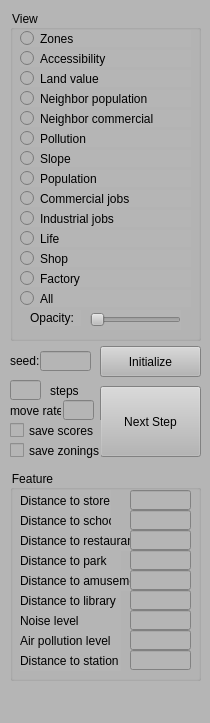
Qt form ZoningSim/ControlWidget.ui (gnishida/ZoningSim) before a commit.
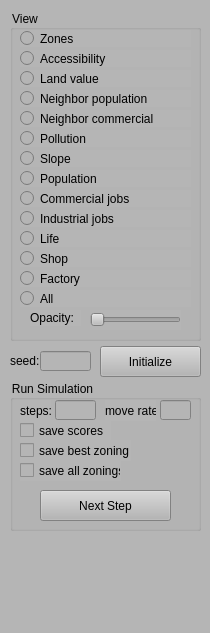
The same form after that commit.

Patch:
```diff
--- a/ZoningSim/ControlWidget.ui
+++ b/ZoningSim/ControlWidget.ui
@@ -7,7 +7,7 @@
     <x>0</x>
     <y>0</y>
     <width>210</width>
-    <height>723</height>
+    <height>633</height>
    </rect>
   </property>
   <property name="minimumSize">
@@ -20,253 +20,6 @@
    <string notr="true">background-color: rgb(181, 181, 181);</string>
   </property>
   <widget class="QWidget" name="dockWidgetContents">
-   <widget class="QGroupBox" name="groupBox">
-    <property name="geometry">
-     <rect>
-      <x>10</x>
-      <y>470</y>
-      <width>191</width>
-      <height>211</height>
-     </rect>
-    </property>
-    <property name="title">
-     <string>Feature</string>
-    </property>
-    <widget class="QLabel" name="label">
-     <property name="geometry">
-      <rect>
-       <x>10</x>
-       <y>20</y>
-       <width>91</width>
-       <height>21</height>
-      </rect>
-     </property>
-     <property name="text">
-      <string>Distance to store</string>
-     </property>
-    </widget>
-    <widget class="QLineEdit" name="lineEditFeature0">
-     <property name="geometry">
-      <rect>
-       <x>120</x>
-       <y>20</y>
-       <width>61</width>
-       <height>20</height>
-      </rect>
-     </property>
-     <property name="alignment">
-      <set>Qt::AlignRight|Qt::AlignTrailing|Qt::AlignVCenter</set>
-     </property>
-    </widget>
-    <widget class="QLabel" name="label_3">
-     <property name="geometry">
-      <rect>
-       <x>10</x>
-       <y>40</y>
-       <width>91</width>
-       <height>21</height>
-      </rect>
-     </property>
-     <property name="text">
-      <string>Distance to school</string>
-     </property>
-    </widget>
-    <widget class="QLineEdit" name="lineEditFeature1">
-     <property name="geometry">
-      <rect>
-       <x>120</x>
-       <y>40</y>
-       <width>61</width>
-       <height>20</height>
-      </rect>
-     </property>
-     <property name="alignment">
-      <set>Qt::AlignRight|Qt::AlignTrailing|Qt::AlignVCenter</set>
-     </property>
-    </widget>
-    <widget class="QLabel" name="label_7">
-     <property name="geometry">
-      <rect>
-       <x>10</x>
-       <y>60</y>
-       <width>111</width>
-       <height>21</height>
-      </rect>
-     </property>
-     <property name="text">
-      <string>Distance to restaurant</string>
-     </property>
-    </widget>
-    <widget class="QLineEdit" name="lineEditFeature2">
-     <property name="geometry">
-      <rect>
-       <x>120</x>
-       <y>60</y>
-       <width>61</width>
-       <height>20</height>
-      </rect>
-     </property>
-     <property name="alignment">
-      <set>Qt::AlignRight|Qt::AlignTrailing|Qt::AlignVCenter</set>
-     </property>
-    </widget>
-    <widget class="QLabel" name="label_8">
-     <property name="geometry">
-      <rect>
-       <x>10</x>
-       <y>80</y>
-       <width>101</width>
-       <height>21</height>
-      </rect>
-     </property>
-     <property name="text">
-      <string>Distance to park</string>
-     </property>
-    </widget>
-    <widget class="QLineEdit" name="lineEditFeature3">
-     <property name="geometry">
-      <rect>
-       <x>120</x>
-       <y>80</y>
-       <width>61</width>
-       <height>20</height>
-      </rect>
-     </property>
-     <property name="alignment">
-      <set>Qt::AlignRight|Qt::AlignTrailing|Qt::AlignVCenter</set>
-     </property>
-    </widget>
-    <widget class="QLabel" name="label_9">
-     <property name="geometry">
-      <rect>
-       <x>10</x>
-       <y>100</y>
-       <width>111</width>
-       <height>21</height>
-      </rect>
-     </property>
-     <property name="text">
-      <string>Distance to amusement</string>
-     </property>
-    </widget>
-    <widget class="QLineEdit" name="lineEditFeature4">
-     <property name="geometry">
-      <rect>
-       <x>120</x>
-       <y>100</y>
-       <width>61</width>
-       <height>20</height>
-      </rect>
-     </property>
-     <property name="alignment">
-      <set>Qt::AlignRight|Qt::AlignTrailing|Qt::AlignVCenter</set>
-     </property>
-    </widget>
-    <widget class="QLabel" name="label_10">
-     <property name="geometry">
-      <rect>
-       <x>10</x>
-       <y>120</y>
-       <width>101</width>
-       <height>21</height>
-      </rect>
-     </property>
-     <property name="text">
-      <string>Distance to library</string>
-     </property>
-    </widget>
-    <widget class="QLabel" name="label_11">
-     <property name="geometry">
-      <rect>
-       <x>10</x>
-       <y>140</y>
-       <width>101</width>
-       <height>21</height>
-      </rect>
-     </property>
-     <property name="text">
-      <string>Noise level</string>
-     </property>
-    </widget>
-    <widget class="QLabel" name="label_12">
-     <property name="geometry">
-      <rect>
-       <x>10</x>
-       <y>160</y>
-       <width>101</width>
-       <height>21</height>
-      </rect>
-     </property>
-     <property name="text">
-      <string>Air pollution level</string>
-     </property>
-    </widget>
-    <widget class="QLineEdit" name="lineEditFeature5">
-     <property name="geometry">
-      <rect>
-       <x>120</x>
-       <y>120</y>
-       <width>61</width>
-       <height>20</height>
-      </rect>
-     </property>
-     <property name="alignment">
-      <set>Qt::AlignRight|Qt::AlignTrailing|Qt::AlignVCenter</set>
-     </property>
-    </widget>
-    <widget class="QLineEdit" name="lineEditFeature6">
-     <property name="geometry">
-      <rect>
-       <x>120</x>
-       <y>140</y>
-       <width>61</width>
-       <height>20</height>
-      </rect>
-     </property>
-     <property name="alignment">
-      <set>Qt::AlignRight|Qt::AlignTrailing|Qt::AlignVCenter</set>
-     </property>
-    </widget>
-    <widget class="QLineEdit" name="lineEditFeature7">
-     <property name="geometry">
-      <rect>
-       <x>120</x>
-       <y>160</y>
-       <width>61</width>
-       <height>20</height>
-      </rect>
-     </property>
-     <property name="alignment">
-      <set>Qt::AlignRight|Qt::AlignTrailing|Qt::AlignVCenter</set>
-     </property>
-    </widget>
-    <widget class="QLineEdit" name="lineEditFeature8">
-     <property name="geometry">
-      <rect>
-       <x>120</x>
-       <y>180</y>
-       <width>61</width>
-       <height>20</height>
-      </rect>
-     </property>
-     <property name="alignment">
-      <set>Qt::AlignRight|Qt::AlignTrailing|Qt::AlignVCenter</set>
-     </property>
-    </widget>
-    <widget class="QLabel" name="label_20">
-     <property name="geometry">
-      <rect>
-       <x>10</x>
-       <y>180</y>
-       <width>101</width>
-       <height>21</height>
-      </rect>
-     </property>
-     <property name="text">
-      <string>Distance to station</string>
-     </property>
-    </widget>
-   </widget>
    <widget class="QGroupBox" name="groupBox_2">
     <property name="geometry">
      <rect>
@@ -530,55 +283,6 @@
      </attribute>
     </widget>
    </widget>
-   <widget class="QPushButton" name="pushButtonNextStep">
-    <property name="geometry">
-     <rect>
-      <x>100</x>
-      <y>386</y>
-      <width>101</width>
-      <height>71</height>
-     </rect>
-    </property>
-    <property name="text">
-     <string>Next Step</string>
-    </property>
-   </widget>
-   <widget class="QLabel" name="label_4">
-    <property name="geometry">
-     <rect>
-      <x>50</x>
-      <y>380</y>
-      <width>31</width>
-      <height>21</height>
-     </rect>
-    </property>
-    <property name="text">
-     <string>steps</string>
-    </property>
-   </widget>
-   <widget class="QLineEdit" name="lineEditNumSteps">
-    <property name="geometry">
-     <rect>
-      <x>10</x>
-      <y>380</y>
-      <width>31</width>
-      <height>20</height>
-     </rect>
-    </property>
-   </widget>
-   <widget class="QCheckBox" name="checkBoxSaveZonings">
-    <property name="geometry">
-     <rect>
-      <x>10</x>
-      <y>440</y>
-      <width>91</width>
-      <height>21</height>
-     </rect>
-    </property>
-    <property name="text">
-     <string>save zonings</string>
-    </property>
-   </widget>
    <widget class="QLabel" name="label_5">
     <property name="geometry">
      <rect>
@@ -615,41 +319,116 @@
      <string>Initialize</string>
     </property>
    </widget>
-   <widget class="QCheckBox" name="checkBoxSaveScores">
+   <widget class="QGroupBox" name="groupBox">
     <property name="geometry">
      <rect>
       <x>10</x>
-      <y>420</y>
-      <width>91</width>
-      <height>21</height>
+      <y>380</y>
+      <width>191</width>
+      <height>151</height>
      </rect>
     </property>
-    <property name="text">
-     <string>save scores</string>
+    <property name="title">
+     <string>Run Simulation</string>
     </property>
-   </widget>
-   <widget class="QLabel" name="label_6">
-    <property name="geometry">
-     <rect>
-      <x>10</x>
-      <y>400</y>
-      <width>51</width>
-      <height>21</height>
-     </rect>
-    </property>
-    <property name="text">
-     <string>move rate:</string>
-    </property>
-   </widget>
-   <widget class="QLineEdit" name="lineEditMoveRate">
-    <property name="geometry">
-     <rect>
-      <x>63</x>
-      <y>400</y>
-      <width>31</width>
-      <height>20</height>
-     </rect>
-    </property>
+    <widget class="QLabel" name="label_4">
+     <property name="geometry">
+      <rect>
+       <x>10</x>
+       <y>20</y>
+       <width>31</width>
+       <height>21</height>
+      </rect>
+     </property>
+     <property name="text">
+      <string>steps:</string>
+     </property>
+    </widget>
+    <widget class="QLineEdit" name="lineEditNumSteps">
+     <property name="geometry">
+      <rect>
+       <x>45</x>
+       <y>20</y>
+       <width>41</width>
+       <height>20</height>
+      </rect>
+     </property>
+    </widget>
+    <widget class="QCheckBox" name="checkBoxSaveScores">
+     <property name="geometry">
+      <rect>
+       <x>10</x>
+       <y>40</y>
+       <width>91</width>
+       <height>21</height>
+      </rect>
+     </property>
+     <property name="text">
+      <string>save scores</string>
+     </property>
+    </widget>
+    <widget class="QLabel" name="label_6">
+     <property name="geometry">
+      <rect>
+       <x>95</x>
+       <y>20</y>
+       <width>51</width>
+       <height>21</height>
+      </rect>
+     </property>
+     <property name="text">
+      <string>move rate:</string>
+     </property>
+    </widget>
+    <widget class="QLineEdit" name="lineEditMoveRate">
+     <property name="geometry">
+      <rect>
+       <x>150</x>
+       <y>20</y>
+       <width>31</width>
+       <height>20</height>
+      </rect>
+     </property>
+    </widget>
+    <widget class="QCheckBox" name="checkBoxSaveZonings">
+     <property name="geometry">
+      <rect>
+       <x>10</x>
+       <y>80</y>
+       <width>101</width>
+       <height>21</height>
+      </rect>
+     </property>
+     <property name="text">
+      <string>save all zonings</string>
+     </property>
+    </widget>
+    <widget class="QPushButton" name="pushButtonNextStep">
+     <property name="geometry">
+      <rect>
+       <x>30</x>
+       <y>110</y>
+       <width>131</width>
+       <height>31</height>
+      </rect>
+     </property>
+     <property name="text">
+      <string>Next Step</string>
+     </property>
+    </widget>
+    <widget class="QCheckBox" name="checkBoxSaveBestZoning">
+     <property name="geometry">
+      <rect>
+       <x>10</x>
+       <y>60</y>
+       <width>111</width>
+       <height>21</height>
+      </rect>
+     </property>
+     <property name="text">
+      <string>save best zoning</string>
+     </property>
+    </widget>
    </widget>
   </widget>
  </widget>
```
Left out of the diff: 5 changed lines with no effect on the pictures.
